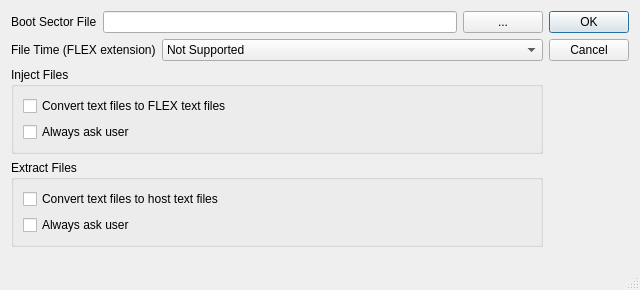
The window that src/fpopt.ui (aladur/flexemu) describes before a commit, drawn with Qt 5.
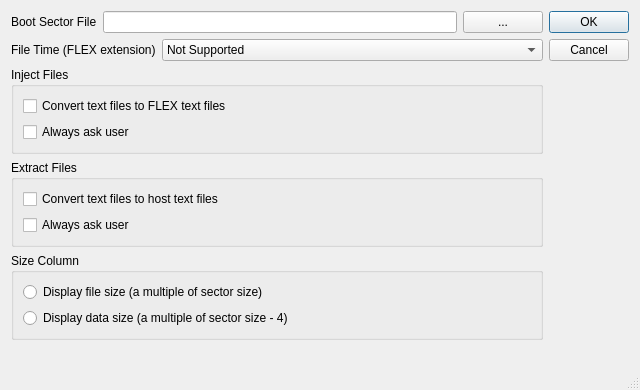
The same window after the commit.

Commit message:
flexplorer: Option to display file size or data size.
- File size is a multiple of the sector size (=256 Byte)
- Data size is a multiple of the sector size - 4 (=252 Byte)

The edit to the form file:
```diff
--- a/src/fpopt.ui
+++ b/src/fpopt.ui
@@ -10,7 +10,7 @@
     <x>0</x>
     <y>0</y>
     <width>640</width>
-    <height>290</height>
+    <height>390</height>
    </rect>
   </property>
   <property name="sizePolicy">
@@ -22,7 +22,7 @@
   <property name="minimumSize">
    <size>
     <width>640</width>
-    <height>290</height>
+    <height>390</height>
    </size>
   </property>
   <property name="maximumSize">
@@ -42,7 +42,7 @@
   </property>
   <layout class="QHBoxLayout" name="horizontalLayout_1">
    <item>
-    <layout class="QVBoxLayout" name="verticalLayout" stretch="0,0,0,0,0">
+    <layout class="QVBoxLayout" name="verticalLayout" stretch="0,0,0,0,0,0">
      <property name="spacing">
       <number>6</number>
      </property>
@@ -168,6 +168,29 @@
        </layout>
       </widget>
      </item>
+     <item>
+      <widget class="QGroupBox" name="g_fileSize">
+       <property name="title">
+        <string>Size Column</string>
+       </property>
+       <layout class="QVBoxLayout" name="verticalLayout_4">
+        <item>
+         <widget class="QRadioButton" name="r_fileSize">
+          <property name="text">
+           <string>Display file size (a multiple of sector size)</string>
+          </property>
+         </widget>
+        </item>
+        <item>
+         <widget class="QRadioButton" name="r_dataSize">
+          <property name="text">
+           <string>Display data size (a multiple of sector size - 4)</string>
+          </property>
+         </widget>
+        </item>
+       </layout>
+      </widget>
+     </item>
      <item>
       <spacer name="verticalSpacer">
        <property name="orientation">
```
The commit also changes 9 other files.
